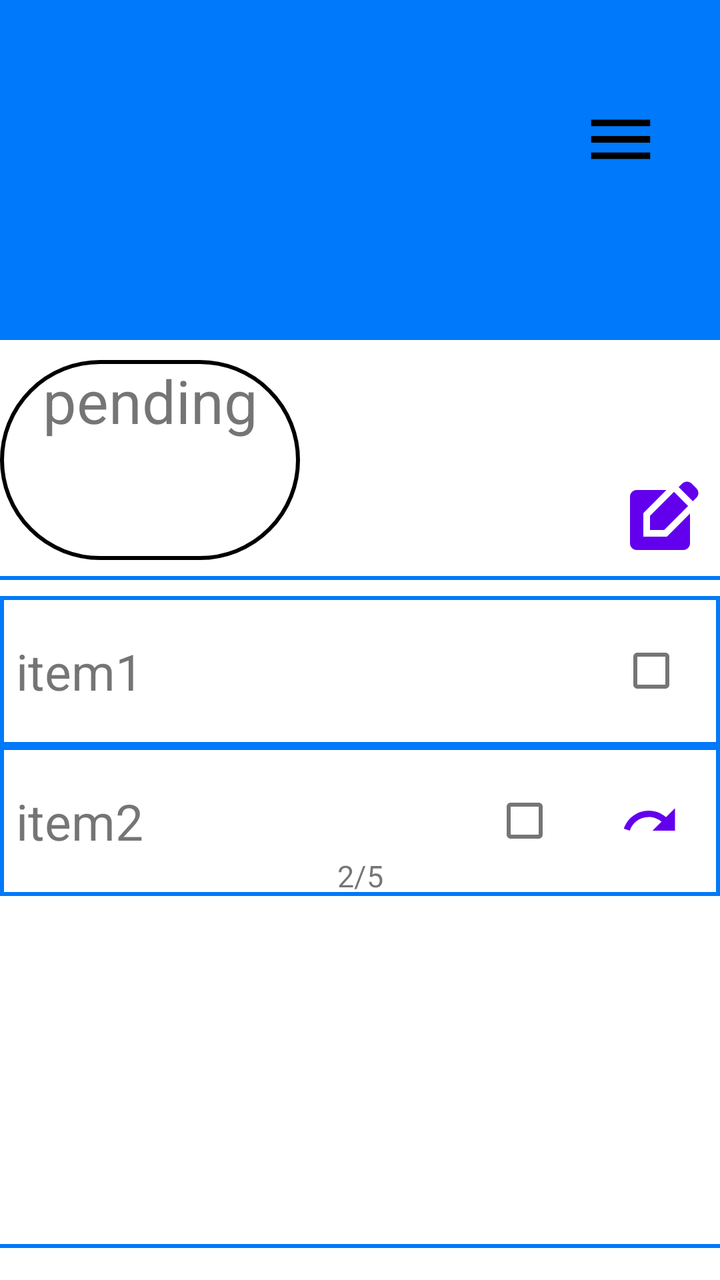
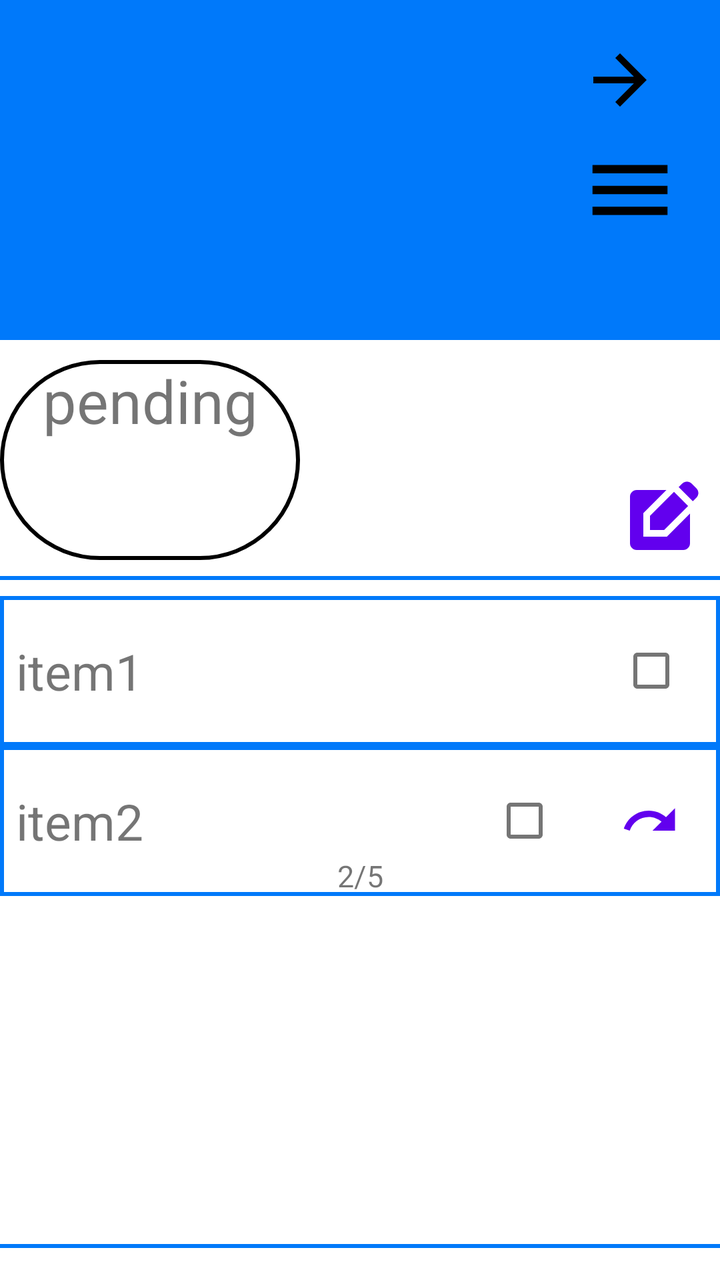

Compare the two renders of this Android layout. The source of the first and the diff that turns it into the second are given below.
<!-- AndroidManifest.xml: application theme Theme.SmartCart.Light -->
<!-- res/layout/list_display.xml -->
<?xml version="1.0" encoding="utf-8"?>
<LinearLayout xmlns:android="http://schemas.android.com/apk/res/android"
    xmlns:app="http://schemas.android.com/apk/res-auto"
    android:orientation="vertical"
    android:layout_width="match_parent"
    android:layout_height="match_parent"
    android:gravity="">

    <FrameLayout
        android:layout_width="match_parent"
        android:layout_height="170dp">

        <View
            android:layout_width="match_parent"
            android:layout_height="170dp"
            android:background="@color/blue"
            />
        <LinearLayout
            android:layout_width="match_parent"
            android:layout_height="match_parent"
            android:orientation="horizontal"
            android:gravity="center_vertical">

            <com.google.android.material.textview.MaterialTextView
                android:id="@+id/listNameDisplay"
                android:layout_width="0dp"
                android:layout_height="match_parent"
                android:gravity="center"
                android:text=""
                android:textColor="@android:color/white"
                android:textSize="40sp"
                android:layout_weight="10"
                />

            <ImageButton
                android:id="@+id/listOptionsButton"
                android:layout_width="10dp"
                android:layout_height="100dp"
                android:src="@drawable/baseline_menu"
                android:layout_weight="1"
                android:background="@android:color/transparent"
                android:layout_gravity="top|end"
                android:layout_marginRight="30dp"
                android:layout_marginTop="50dp"
                android:scaleType="fitStart"
                />
        </LinearLayout>

    </FrameLayout>

    <FrameLayout
        android:layout_width="match_parent"
        android:layout_height="100dp"
        android:layout_marginTop="10dp">

        <com.google.android.material.textview.MaterialTextView
            android:layout_width="150dp"
            android:layout_height="100dp"
            android:background="@drawable/round_eges"
            android:text="pending\n"
            android:textAlignment="center"
            android:textSize="30sp"
            />

        <com.google.android.material.button.MaterialButton
            android:id="@+id/editListButton"
            android:layout_width="40dp"
            android:layout_height="40dp"
            android:layout_marginRight="10dp"
            android:layout_gravity="right|bottom"
            android:background="@drawable/baseline_edit_square"
            />
    </FrameLayout>

    <View
        android:layout_width="match_parent"
        android:layout_height="2dp"
        android:background="@color/blue"
        android:layout_marginVertical="8dp" />
    <ScrollView
        android:layout_width="match_parent"
        android:layout_height="316dp">

        <LinearLayout
            android:id="@+id/itemContainer"
            android:layout_width="match_parent"
            android:layout_height="wrap_content"
            android:orientation="vertical" >

            <LinearLayout
                android:layout_width="match_parent"
                android:layout_height="75dp"
                android:orientation="horizontal"
                android:background="@drawable/square">

                <FrameLayout
                    android:layout_width="wrap_content"
                    android:layout_height="match_parent"
                    android:layout_weight="10">

                    <com.google.android.material.button.MaterialButton
                        android:layout_width="match_parent"
                        android:layout_height="match_parent"
                        android:background="@color/clear"/>

                    <TextView
                        android:layout_width="wrap_content"
                        android:layout_height="wrap_content"
                        android:text="item1"
                        android:textSize="25sp"
                        android:paddingStart="8dp"
                        android:layout_gravity="left|center_vertical"/>
                </FrameLayout>
                    <CheckBox
                        android:layout_width="wrap_content"
                        android:layout_height="match_parent"
                        android:layout_weight="1"/>
            </LinearLayout>

            <LinearLayout
                android:layout_width="match_parent"
                android:layout_height="75dp"
                android:orientation="horizontal"
                android:background="@drawable/square">

                <FrameLayout
                    android:layout_width="match_parent"
                    android:layout_height="match_parent">

                    <TextView
                        android:layout_width="200dp"
                        android:layout_height="wrap_content"
                        android:layout_marginLeft="8dp"
                        android:text="item2"
                        android:textSize="25sp"
                        android:layout_gravity="left|center_vertical"/>

                    <TextView
                        android:layout_width="50dp"
                        android:layout_height="wrap_content"
                        android:layout_gravity="bottom|center_horizontal"
                        android:textSize="15sp"
                        android:textAlignment="center"
                        android:text="2/5"/>

                    <com.google.android.material.button.MaterialButton
                        android:layout_width="30dp"
                        android:layout_height="30dp"
                        android:layout_gravity="right|center_vertical"
                        android:layout_marginRight="20dp"
                        android:background="@drawable/baseline_undo"/>
                    <CheckBox
                        android:layout_width="75dp"
                        android:layout_height="match_parent"
                        android:layout_gravity="right|center_vertical"
                        android:layout_marginRight="60dp"/>
                </FrameLayout>
            </LinearLayout>

        </LinearLayout>
    </ScrollView>

    <View
        android:layout_width="match_parent"
        android:layout_height="2dp"
        android:background="@color/blue"
        android:layout_marginVertical="8dp" />

    <FrameLayout
        android:layout_width="match_parent"
        android:layout_height="100dp">


        <ImageButton
            android:id="@+id/barcodeButton"
            android:layout_width="100dp"
            android:layout_height="100dp"
            android:background="@android:color/transparent"
            android:src="@drawable/barcode_icon"
            android:layout_gravity="left"
            android:layout_marginLeft="20dp"
            android:scaleType="fitCenter"/>

        <ImageButton
            android:id="@+id/addItemButton"
            android:layout_width="100dp"
            android:layout_height="100dp"
            android:layout_gravity="right"
            android:layout_marginRight="20dp"
            android:background="@android:color/transparent"
            android:scaleType="fitCenter"
            android:src="@drawable/baseline_add_circle_outline" />
    </FrameLayout>


</LinearLayout>
<!-- resources referenced by this layout -->
<resources>
  <color name="blue">#0079FA</color>
  <color name="clear">#00000000</color>
  <!-- drawable baseline_add_circle_outline (drawable) -->
  <vector xmlns:android="http://schemas.android.com/apk/res/android" android:height="24dp" android:tint="#000000" android:viewportHeight="24" android:viewportWidth="24" android:width="24dp">
        
      <path android:fillColor="@android:color/white" android:pathData="M13,7h-2v4L7,11v2h4v4h2v-4h4v-2h-4L13,7zM12,2C6.48,2 2,6.48 2,12s4.48,10 10,10 10,-4.48 10,-10S17.52,2 12,2zM12,20c-4.41,0 -8,-3.59 -8,-8s3.59,-8 8,-8 8,3.59 8,8 -3.59,8 -8,8z"/>
      
  </vector>
  <!-- drawable baseline_edit_square (drawable) -->
  <vector xmlns:android="http://schemas.android.com/apk/res/android" android:height="24dp" android:tint="#000000" android:viewportHeight="24" android:viewportWidth="24" android:width="24dp">
        
      <path android:fillColor="@android:color/white" android:pathData="M7,17V9.93L13.93,3l0,0H5C3.9,3 3,3.9 3,5v14c0,1.1 0.9,2 2,2h14c1.1,0 2,-0.9 2,-2v-8.93L14.07,17H7z"/>
        
      <path android:fillColor="@android:color/white" android:pathData="M9,15l4.24,0l7.2,-7.2l-4.24,-4.24l-7.2,7.2z"/>
        
      <path android:fillColor="@android:color/white" android:pathData="M22.91,2.49l-1.41,-1.41c-0.78,-0.78 -2.05,-0.78 -2.83,0l-1.06,1.06l4.24,4.24l1.06,-1.06C23.7,4.54 23.7,3.27 22.91,2.49z"/>
      
  </vector>
  <!-- drawable baseline_menu (drawable) -->
  <vector xmlns:android="http://schemas.android.com/apk/res/android" android:height="24dp" android:tint="#000000" android:viewportHeight="24" android:viewportWidth="24" android:width="24dp">
        
      <path android:fillColor="@android:color/white" android:pathData="M3,18h18v-2L3,16v2zM3,13h18v-2L3,11v2zM3,6v2h18L21,6L3,6z"/>
      
  </vector>
  <!-- drawable baseline_undo (drawable) -->
  <vector xmlns:android="http://schemas.android.com/apk/res/android" android:autoMirrored="true" android:height="24dp" android:tint="#000000" android:viewportHeight="24" android:viewportWidth="24" android:width="24dp">
  
  
      <group
          android:scaleX="-1"
          android:pivotX="12"
          android:name="XmirrorGroup"
          >
          <path android:fillColor="@android:color/white" android:pathData="M12.5,8c-2.65,0 -5.05,0.99 -6.9,2.6L2,7v9h9l-3.62,-3.62c1.39,-1.16 3.16,-1.88 5.12,-1.88 3.54,0 6.55,2.31 7.6,5.5l2.37,-0.78C21.08,11.03 17.15,8 12.5,8z"/>
  
      </group>
  
  </vector>
  <!-- drawable round_eges (drawable) -->
  <?xml version="1.0" encoding="utf-8"?>
  <shape xmlns:android="http://schemas.android.com/apk/res/android" android:shape="rectangle">
      <corners android:radius="50dp"/>
      <stroke
          android:width="2dp"
          android:color="@color/black" />
  </shape>
  <!-- drawable square (drawable) -->
  <?xml version="1.0" encoding="utf-8"?>
  <shape xmlns:android="http://schemas.android.com/apk/res/android" android:shape="rectangle">
      <corners android:radius="0dp"/>
      <stroke
          android:width="2dp"
          android:color="@color/blue"
          />
  </shape>
  <style name="Theme.SmartCart.Light" parent="Theme.MaterialComponents.Light.NoActionBar">
          <item name="android:windowBackground">@android:color/white</item>
      </style>
  <color name="black">#FF000000</color>
  <!-- unchanged entries left out for length: 1 -->
</resources>

<!-- the commit's change to res/layout/list_display.xml (unified diff, before → after) -->
@@ -31,19 +31,29 @@
                 android:textSize="40sp"
                 android:layout_weight="10"
                 />
-
-            <ImageButton
-                android:id="@+id/listOptionsButton"
-                android:layout_width="10dp"
-                android:layout_height="100dp"
-                android:src="@drawable/baseline_menu"
-                android:layout_weight="1"
-                android:background="@android:color/transparent"
-                android:layout_gravity="top|end"
-                android:layout_marginRight="30dp"
-                android:layout_marginTop="50dp"
-                android:scaleType="fitStart"
-                />
+            <LinearLayout
+                android:layout_width="wrap_content"
+                android:layout_height="match_parent"
+                android:orientation="vertical"
+                android:layout_marginRight="20dp">
+
+                <ImageButton
+                    android:id="@+id/listDisplayToHomePage"
+                    android:layout_width="40dp"
+                    android:layout_height="40dp"
+                    android:background="@drawable/baseline_arrow_back"
+                    android:layout_marginTop="20dp"/>
+
+                <ImageButton
+                    android:id="@+id/listOptionsButton"
+                    android:layout_width="50dp"
+                    android:layout_height="50dp"
+                    android:background="@drawable/baseline_menu"
+                    android:backgroundTint="@color/black"
+                    android:layout_marginTop="10dp"
+                    />
+            </LinearLayout>
+
         </LinearLayout>
 
     </FrameLayout>
<!-- resource entries referenced after the edit -->
@@ -6,6 +6,12 @@
   <vector xmlns:android="http://schemas.android.com/apk/res/android" android:height="24dp" android:tint="#000000" android:viewportHeight="24" android:viewportWidth="24" android:width="24dp">
         
       <path android:fillColor="@android:color/white" android:pathData="M13,7h-2v4L7,11v2h4v4h2v-4h4v-2h-4L13,7zM12,2C6.48,2 2,6.48 2,12s4.48,10 10,10 10,-4.48 10,-10S17.52,2 12,2zM12,20c-4.41,0 -8,-3.59 -8,-8s3.59,-8 8,-8 8,3.59 8,8 -3.59,8 -8,8z"/>
+      
+  </vector>
+  <!-- drawable baseline_arrow_back (drawable) -->
+  <vector xmlns:android="http://schemas.android.com/apk/res/android" android:autoMirrored="true" android:height="24dp" android:tint="#000000" android:viewportHeight="24" android:viewportWidth="24" android:width="24dp">
+        
+      <path android:fillColor="@android:color/white" android:pathData="M12,4l-1.41,1.41L16.17,11H4v2h12.17l-5.58,5.59L12,20l8,-8z"/>
       
   </vector>
   <!-- drawable baseline_edit_square (drawable) -->
